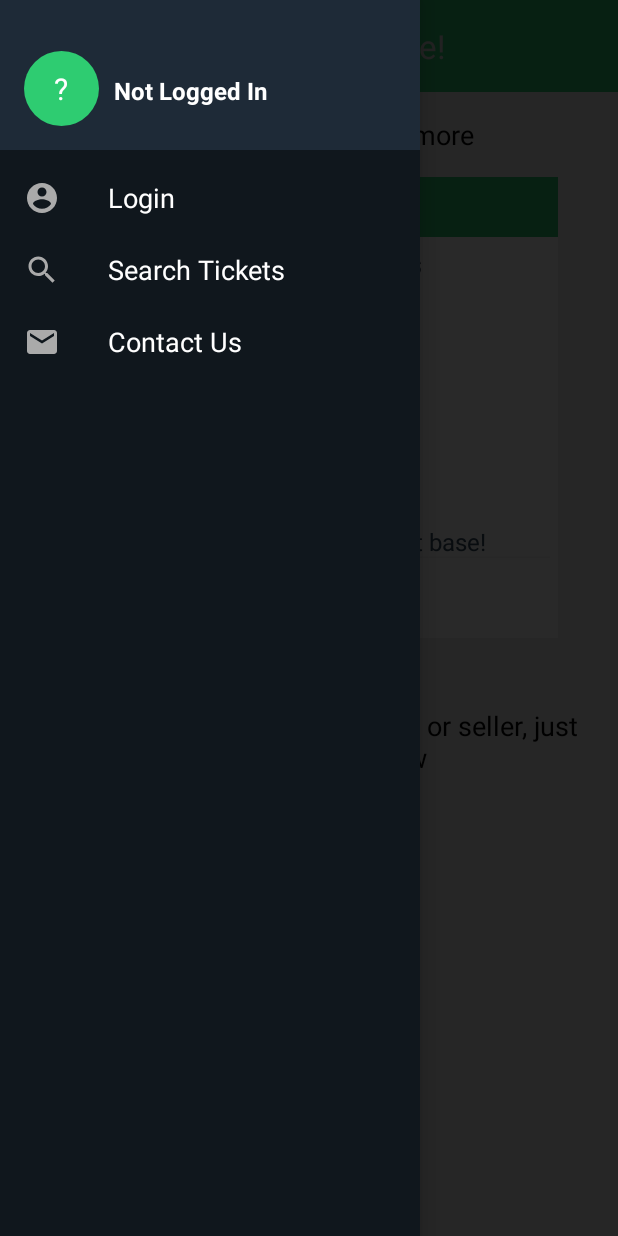
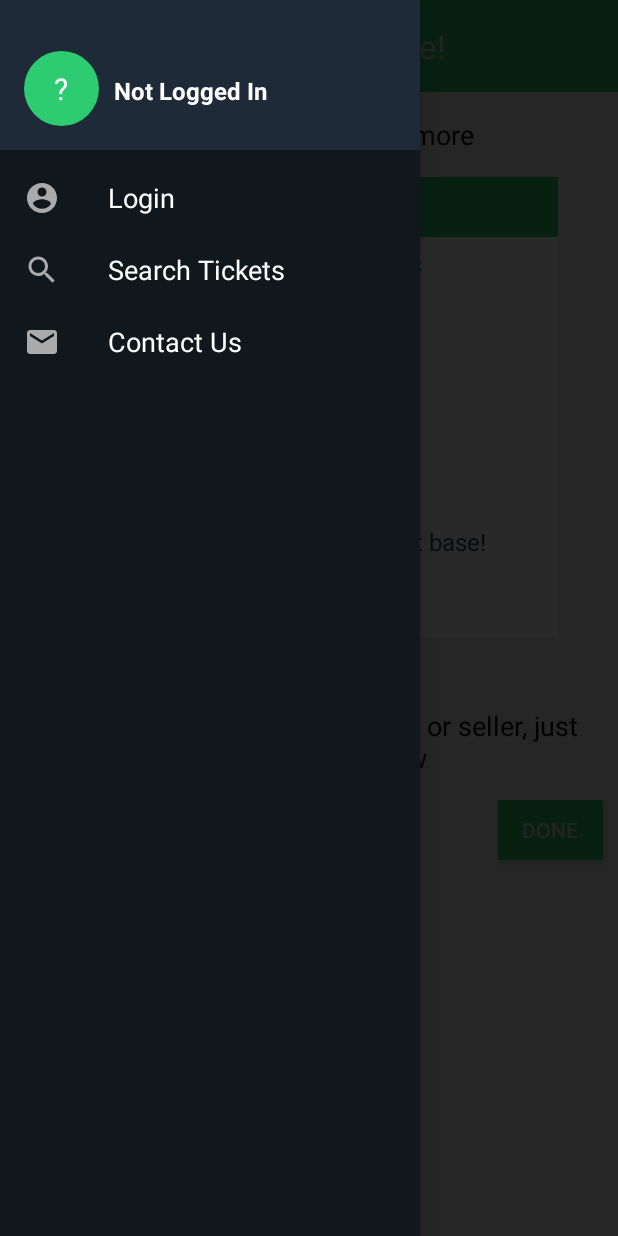
Before and after one commit to cammyc/Android_ProQuo, an Android app: the fragment TutorialSlide4Fragment placed in its activity, with the side drawer open, on a phone screen of 412 x 824 dp. Run offline under Robolectric (Android 15) with nearby library versions, the phone set to English and light mode, and no system bars; our stand-ins replace Volley; libraries missing offline, so code that uses them is left out: com.facebook, com.facebook.appevents, com.facebook.login, com.lapism.searchview, com.sothree.slidinguppanel and 2 more; plain views replace SearchView; network calls fail; pictures from the network do not load; 13 statements that could not run were skipped.

Commit message:
Changed Shared Preference settings to make tutorial show up on first open
Bug exists so tutorial shows on every open. Not sure on how to fix

```diff
--- a/app/src/main/java/com/scalpr/scalpr/MainActivity.java
+++ b/app/src/main/java/com/scalpr/scalpr/MainActivity.java
@@ -582,6 +582,15 @@ public class MainActivity extends BaseActivity implements OnMapReadyCallback,
                     })
                     .setCancelable(false);
 
+
+
+            Intent tutIntent = new Intent(c, TutorialViewPagerActivity.class);
+            startActivity(tutIntent);
+
+            SharedPreferences.Editor sharedPrefs = c.getSharedPreferences(c.getString(R.string.preference_file_key), Context.MODE_PRIVATE).edit();
+            sharedPrefs.putBoolean("sawCrappyTutorial", true);
+            sharedPrefs.commit();
+            /*
             // create alert dialog
             final AlertDialog alertDialog = alertDialogBuilder.create();
             alertDialog.show();
@@ -628,10 +637,18 @@ public class MainActivity extends BaseActivity implements OnMapReadyCallback,
                     Intent browserIntent = new Intent(Intent.ACTION_VIEW, Uri.parse("http://www.belivetickets.com/help/policies/terms_of_service.html"));
                     startActivity(browserIntent);
                 }
-            });
+            });*/
         }else{
             if(!sharedPref.getBoolean("sawCrappyTutorial", false)){
-                AlertDialog.Builder alertDialogBuilder = new AlertDialog.Builder(
+
+                Intent tutIntent = new Intent(c, TutorialViewPagerActivity.class);
+                startActivity(tutIntent);
+
+                SharedPreferences.Editor sharedPrefs = c.getSharedPreferences(c.getString(R.string.preference_file_key), Context.MODE_PRIVATE).edit();
+                sharedPrefs.putBoolean("sawCrappyTutorial", true);
+                sharedPrefs.commit();
+
+                /*AlertDialog.Builder alertDialogBuilder = new AlertDialog.Builder(
                         context);
 
                 // set title
@@ -652,7 +669,7 @@ public class MainActivity extends BaseActivity implements OnMapReadyCallback,
 
                 // create alert dialog
                 final AlertDialog alertDialog = alertDialogBuilder.create();
-                alertDialog.show();
+                alertDialog.show();*/
             }
 
         }
@@ -1520,7 +1537,7 @@ public class MainActivity extends BaseActivity implements OnMapReadyCallback,
                                 .setPositiveButton("Login",new DialogInterface.OnClickListener() {
                                     public void onClick(DialogInterface dialog,int id) {
                                         //Intent intent = new Intent(c, LoginActivity.class);
-                                        Intent intent = new Intent(c, TutorialViewPagerActivity.class);
+                                        Intent intent = new Intent(c, LoginActivity.class);
                                         startActivity(intent);
                                     }
                                 })
--- a/app/src/main/java/com/scalpr/scalpr/TutorialSlide4Fragment.java
+++ b/app/src/main/java/com/scalpr/scalpr/TutorialSlide4Fragment.java
@@ -4,11 +4,14 @@ package com.scalpr.scalpr;
  * Created by anorris on 2017-08-08.
  */
 
+import android.content.Context;
+import android.content.SharedPreferences;
 import android.os.Bundle;
 import android.support.v4.app.Fragment;
 import android.view.LayoutInflater;
 import android.view.View;
 import android.view.ViewGroup;
+import android.widget.Button;
 
 public class TutorialSlide4Fragment extends Fragment{
 
@@ -16,6 +19,17 @@ public class TutorialSlide4Fragment extends Fragment{
     public View onCreateView(LayoutInflater inflater, ViewGroup container, Bundle savedInstanceState){
         ViewGroup rootView = (ViewGroup) inflater.inflate(R.layout.fragment_tutorial_slide4, container, false);
 
+        Button doneButton = (Button) rootView.findViewById(R.id.doneTutorial);
+
+
+        doneButton.setOnClickListener(new View.OnClickListener(){
+
+            public void onClick(View view){
+
+                getActivity().finish();
+            }
+        });
+
         return rootView;
     }
 
--- a/app/src/main/java/com/scalpr/scalpr/TutorialViewPagerActivity.java
+++ b/app/src/main/java/com/scalpr/scalpr/TutorialViewPagerActivity.java
@@ -63,4 +63,9 @@ public class TutorialViewPagerActivity extends FragmentActivity {
             return NUM_PAGES;
         }
     }
+
+    @Override
+    public void onBackPressed(){
+
+    }
 }
--- a/app/src/main/res/layout/fragment_tutorial_slide4.xml
+++ b/app/src/main/res/layout/fragment_tutorial_slide4.xml
@@ -198,6 +198,16 @@
                 android:textColor="#000"
                 android:text="If you want to contact the buyer or seller, just tap the info window"/>
 
+            <Button
+                android:id="@+id/doneTutorial"
+                android:layout_width="70dp"
+                android:layout_height="40dp"
+                android:layout_gravity="right"
+                android:text="Done"
+                android:textColor="@color/white"
+                android:layout_marginRight="10dp"
+                android:background="@color/colorPrimary"
+                />
     </LinearLayout>
 
 
```
Lines whose indentation alone changed are shown as unchanged.
